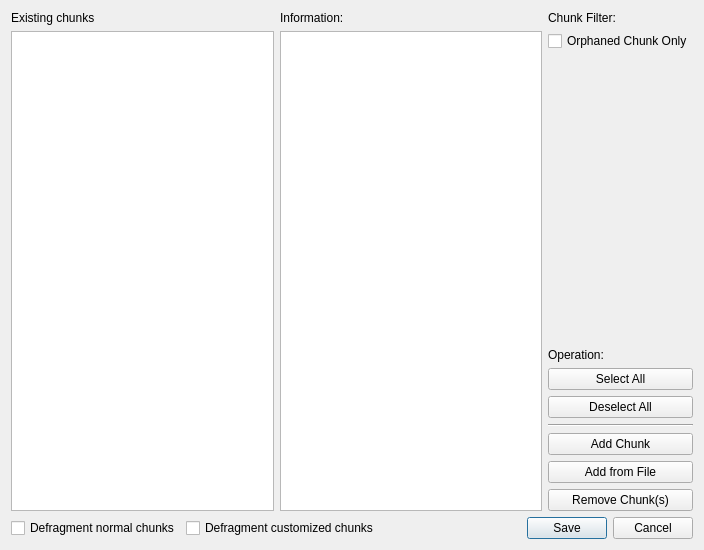
wario-land/WL4Editor, file Dialog/ChunkManagerDialog.ui: the form before one commit.
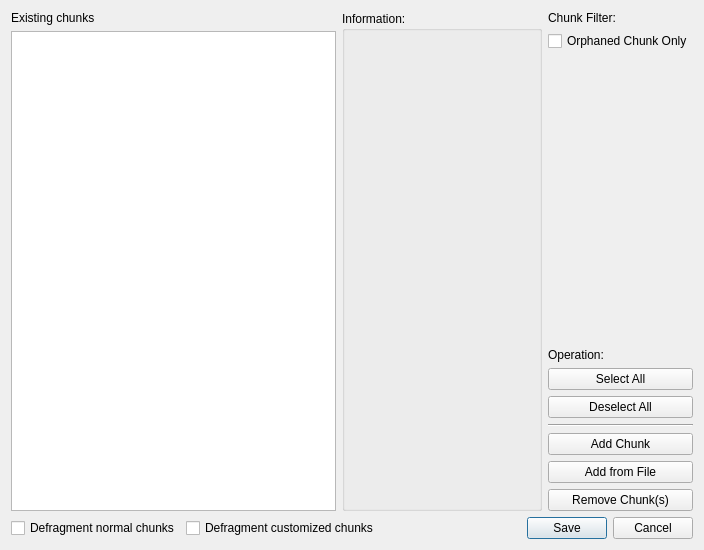
The form after the commit. Custom widgets are drawn as their Qt base class.

Commit message: connect tree view to info box

The edit to the form file:
```diff
--- a/Dialog/ChunkManagerDialog.ui
+++ b/Dialog/ChunkManagerDialog.ui
@@ -36,15 +36,18 @@
         <number>0</number>
        </property>
        <item>
-        <widget class="QLabel" name="label_chunkInfo">
-         <property name="text">
+        <widget class="ChunkManagerInfoGroupBox" name="groupBox_Information">
+         <property name="minimumSize">
+          <size>
+           <width>200</width>
+           <height>0</height>
+          </size>
+         </property>
+         <property name="title">
           <string>Information:</string>
          </property>
         </widget>
        </item>
-       <item>
-        <widget class="QTextEdit" name="textEdit_Info"/>
-       </item>
       </layout>
      </item>
      <item>
@@ -180,6 +183,12 @@
    <extends>QTreeView</extends>
    <header>Dialog/ChunkManagerTreeView.h</header>
   </customwidget>
+  <customwidget>
+   <class>ChunkManagerInfoGroupBox</class>
+   <extends>QGroupBox</extends>
+   <header>Dialog/ChunkManagerInfoGroupBox.h</header>
+   <container>1</container>
+  </customwidget>
  </customwidgets>
  <resources/>
  <connections>
```
The commit also changes 6 other files.
